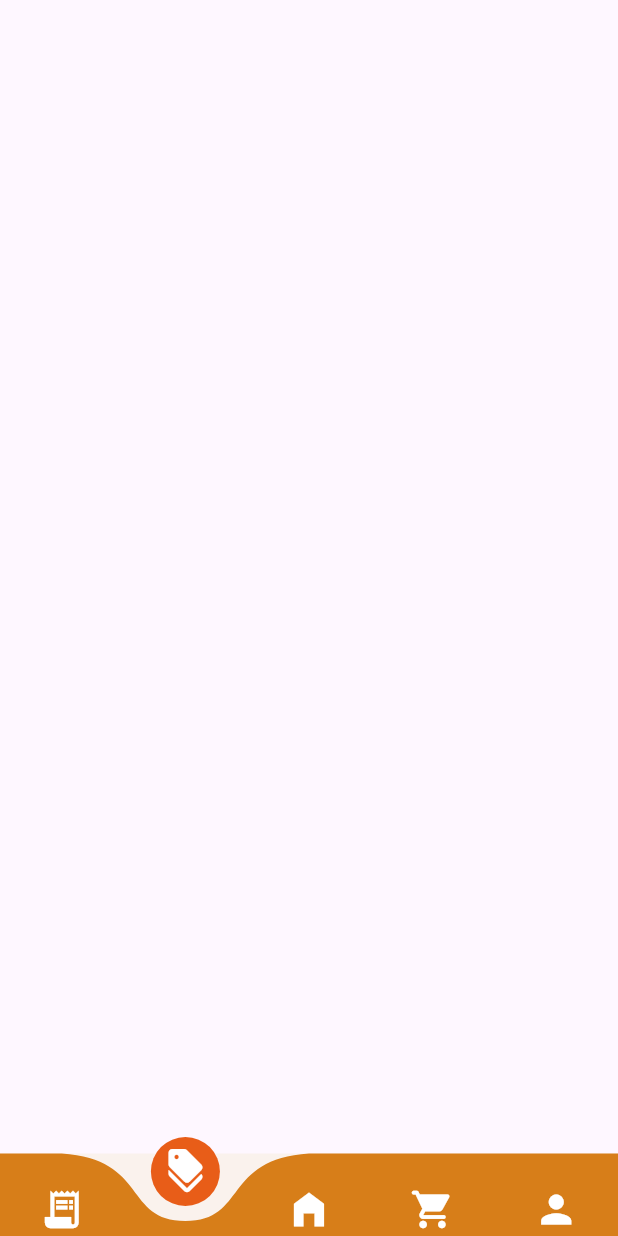
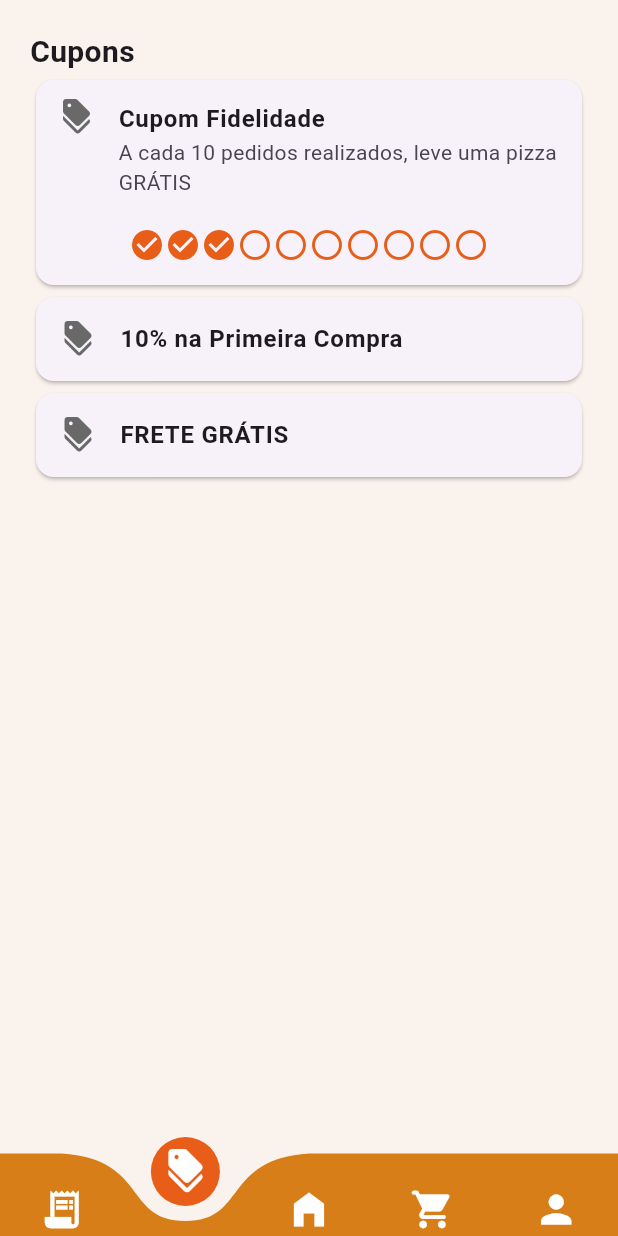
Before and after one commit to Av3z/egas_brothers_pizzaria, a Flutter app: the screen it shows once a user with an empty profile is signed in, item 2 of the bottom bar chosen, on a phone screen of 412 x 824 dp. Run offline on Flutter 3.47's test engine with Material 3 defaults, Android fonts, the phone set to English and light mode, and no system bars; drawn by our look-alikes of curved_navigation_bar; our stand-ins replace cloud_firestore, firebase_auth, firebase_core; accounts and stored records are empty; generated files the repository leaves out were written again.

Commit message:
feat: add layout coupom page

```diff
--- a/lib/src/pages/coupon_page.dart
+++ b/lib/src/pages/coupon_page.dart
@@ -5,6 +5,111 @@ class CouponPage extends StatelessWidget {
 
   @override
   Widget build(BuildContext context) {
-    return Container();
+    return SafeArea(
+      child: Container(
+        color: const Color(0xFFFAF2ED),
+        padding: const EdgeInsets.symmetric(horizontal: 20),
+        child: const Column(
+          crossAxisAlignment: CrossAxisAlignment.start,
+          children: [
+            SizedBox(
+              height: 20,
+            ),
+            Text(
+              'Cupons',
+              style: TextStyle(fontWeight: FontWeight.bold, fontSize: 20),
+            ),
+            Card(
+              child: Column(
+                children: [
+                  ListTile(
+                    title: Text(
+                      'Cupom Fidelidade',
+                      style: TextStyle(fontWeight: FontWeight.bold),
+                    ),
+                    subtitle: Text(
+                        'A cada 10 pedidos realizados, leve uma pizza GRÁTIS',
+                        selectionColor: Color(0xFF696969)),
+                    leading: Icon(
+                      Icons.discount,
+                      color: Color(0xFF696969),
+                    ),
+                    isThreeLine: true,
+                    contentPadding:
+                        EdgeInsets.symmetric(horizontal: 15, vertical: 5),
+                  ),
+                  Row(
+                    mainAxisAlignment: MainAxisAlignment.center,
+                    children: [
+                      Icon(
+                        Icons.check_circle,
+                        color: Color(0xFFE85D18),
+                      ),
+                      Icon(
+                        Icons.check_circle,
+                        color: Color(0xFFE85D18),
+                      ),
+                      Icon(
+                        Icons.check_circle,
+                        color: Color(0xFFE85D18),
+                      ),
+                      Icon(
+                        Icons.circle_outlined,
+                        color: Color(0xFFE85D18),
+                      ),
+                      Icon(
+                        Icons.circle_outlined,
+                        color: Color(0xFFE85D18),
+                      ),
+                      Icon(
+                        Icons.circle_outlined,
+                        color: Color(0xFFE85D18),
+                      ),
+                      Icon(
+                        Icons.circle_outlined,
+                        color: Color(0xFFE85D18),
+                      ),
+                      Icon(
+                        Icons.circle_outlined,
+                        color: Color(0xFFE85D18),
+                      ),
+                      Icon(
+                        Icons.circle_outlined,
+                        color: Color(0xFFE85D18),
+                      ),
+                      Icon(
+                        Icons.circle_outlined,
+                        color: Color(0xFFE85D18),
+                      ),
+                    ],
+                  ),
+                  SizedBox(
+                    height: 15,
+                  ),
+                ],
+              ),
+            ),
+            Card(
+              child: ListTile(
+                title: Text(
+                  '10% na Primeira Compra',
+                  style: TextStyle(fontWeight: FontWeight.bold),
+                ),
+                leading: Icon(Icons.discount, color: Color(0xFF696969)),
+              ),
+            ),
+            Card(
+              child: ListTile(
+                title: Text(
+                  'FRETE GRÁTIS',
+                  style: TextStyle(fontWeight: FontWeight.bold),
+                ),
+                leading: Icon(Icons.discount, color: Color(0xFF696969)),
+              ),
+            )
+          ],
+        ),
+      ),
+    );
   }
 }
```
